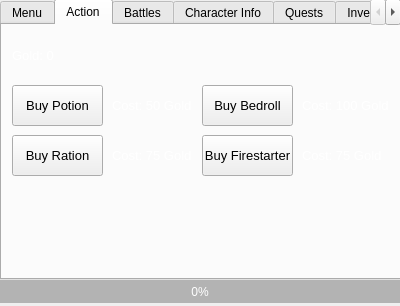
This is GameThingy/IntroMenu.ui in IAmScorch/RNGRPG as Qt 5 draws it before an edit. The edited form follows.
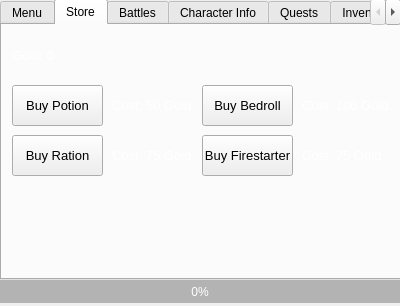
This is the edited form. The open tabs and pages were chosen to show the change. Icons and pictures are not drawn.

What changed in the file:
```diff
--- a/GameThingy/IntroMenu.ui
+++ b/GameThingy/IntroMenu.ui
@@ -144,7 +144,7 @@
     </widget>
     <widget class="QWidget" name="tabActionScreen">
      <attribute name="title">
-      <string>Action</string>
+      <string>Store</string>
      </attribute>
      <widget class="QPushButton" name="btnBuyPotion">
       <property name="geometry">
```
Left out of the diff: 5 changed lines with no effect on the pictures.
